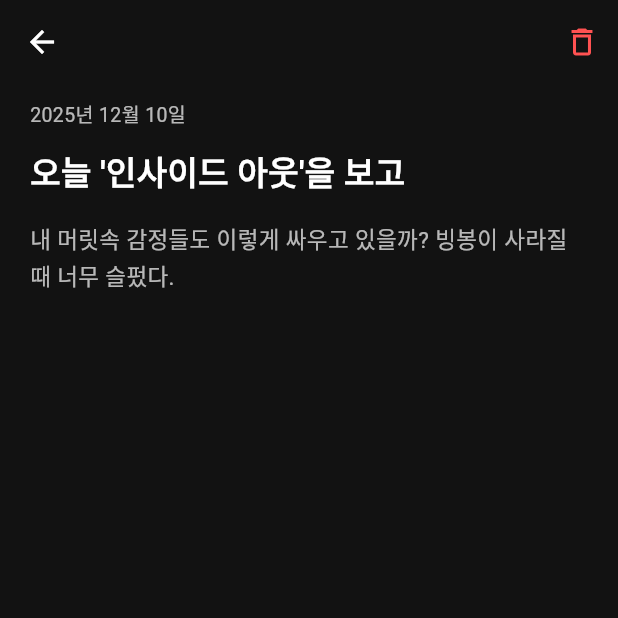
After one commit to playstyle3346/25ick, a Flutter app: the EmotionNoteScreen screen opened directly, after a tap on "오늘 '인사이드 아웃'을 보고", on a phone screen of 412 x 824 dp, the top half of it. The commit adds this screen. Run offline on Flutter 3.47's test engine with Material 3 defaults, Android fonts, the phone set to English and light mode, and no system bars; our stand-ins replace firebase_core, image_picker, shared_preferences; accounts and stored records are empty.

Commit message:
기능 정리

```diff
--- /dev/null
+++ b/lib/screens/myscene/emotion_note/emotion_note_detail_screen.dart
@@ -0,0 +1,107 @@
+import 'package:flutter/material.dart';
+import 'package:intl/intl.dart';
+import '../../../../models/models.dart';
+import '../../../../theme/app_colors.dart';
+
+class EmotionNoteDetailScreen extends StatelessWidget {
+  final EmotionNote note;
+  final VoidCallback? onDelete; // 삭제 시 목록 갱신용 콜백
+
+  const EmotionNoteDetailScreen({
+    super.key,
+    required this.note,
+    this.onDelete,
+  });
+
+  @override
+  Widget build(BuildContext context) {
+    final formattedDate = DateFormat('yyyy년 M월 d일').format(note.date);
+
+    return Scaffold(
+      backgroundColor: AppColors.background,
+      appBar: AppBar(
+        backgroundColor: AppColors.background,
+        elevation: 0,
+        leading: IconButton(
+          icon: const Icon(Icons.arrow_back, color: AppColors.textPrimary),
+          onPressed: () => Navigator.pop(context),
+        ),
+        actions: [
+          IconButton(
+            icon: const Icon(Icons.delete_outline, color: Colors.redAccent),
+            onPressed: () async {
+              final confirm = await showDialog<bool>(
+                context: context,
+                builder: (context) => AlertDialog(
+                  backgroundColor: AppColors.card,
+                  title: const Text(
+                    "노트 삭제",
+                    style: TextStyle(color: AppColors.textPrimary),
+                  ),
+                  content: const Text(
+                    "이 노트를 삭제하시겠습니까?",
+                    style: TextStyle(color: AppColors.textSecondary),
+                  ),
+                  actions: [
+                    TextButton(
+                      onPressed: () => Navigator.pop(context, false),
+                      child: const Text("취소",
+                          style: TextStyle(color: AppColors.textSecondary)),
+                    ),
+                    TextButton(
+                      onPressed: () => Navigator.pop(context, true),
+                      child: const Text("삭제",
+                          style: TextStyle(color: Colors.redAccent)),
+                    ),
+                  ],
+                ),
+              );
+
+              if (confirm == true && onDelete != null) {
+                onDelete!();
+                Navigator.pop(context); // 현재 화면 닫기
+              }
+            },
+          ),
+        ],
+      ),
+      body: Padding(
+        padding: const EdgeInsets.symmetric(horizontal: 20, vertical: 10),
+        child: Column(
+          crossAxisAlignment: CrossAxisAlignment.start,
+          children: [
+            Text(
+              formattedDate,
+              style: const TextStyle(
+                color: AppColors.textSecondary,
+                fontSize: 13,
+              ),
+            ),
+            const SizedBox(height: 12),
+            Text(
+              note.title,
+              style: const TextStyle(
+                color: AppColors.textPrimary,
+                fontSize: 22,
+                fontWeight: FontWeight.bold,
+              ),
+            ),
+            const SizedBox(height: 16),
+            Expanded(
+              child: SingleChildScrollView(
+                child: Text(
+                  note.body,
+                  style: const TextStyle(
+                    color: AppColors.textSecondary,
+                    fontSize: 15,
+                    height: 1.6,
+                  ),
+                ),
+              ),
+            ),
+          ],
+        ),
+      ),
+    );
+  }
+}
--- a/lib/screens/myscene/emotion_note/emotion_note_screen.dart
+++ b/lib/screens/myscene/emotion_note/emotion_note_screen.dart
@@ -3,6 +3,7 @@
 import '../../../../models/models.dart';
 import '../../../../theme/app_colors.dart';
 import 'add_emotion_note_screen.dart';
+import 'emotion_note_detail_screen.dart';
 
 class EmotionNoteScreen extends StatefulWidget {
   final List<EmotionNote> notes;
@@ -22,36 +23,40 @@
     _notes = List.from(widget.notes);
   }
 
+  // 새 노트 추가
   void _addNote(EmotionNote note) {
     setState(() => _notes.insert(0, note));
   }
 
-  // ✨ [추가된 기능] 노트 삭제 함수
+  // 노트 삭제
   void _deleteNote(EmotionNote note) {
     setState(() {
       _notes.remove(note);
     });
   }
 
-  // ✨ [추가된 기능] 삭제 확인 대화상자
+  // 삭제 확인 팝업
   Future<void> _showDeleteConfirmDialog(EmotionNote note) async {
     return showDialog<void>(
       context: context,
       builder: (BuildContext context) {
         return AlertDialog(
-          backgroundColor: AppColors.card, // 테마에 맞게 배경색 조정
+          backgroundColor: AppColors.card,
           title: const Text('노트 삭제', style: TextStyle(color: AppColors.textPrimary)),
-          content: const Text('이 노트를 삭제하시겠습니까?', style: TextStyle(color: AppColors.textSecondary)),
+          content: const Text('이 노트를 삭제하시겠습니까?',
+              style: TextStyle(color: AppColors.textSecondary)),
           actions: <Widget>[
             TextButton(
-              child: const Text('취소', style: TextStyle(color: AppColors.textSecondary)),
+              child: const Text('취소',
+                  style: TextStyle(color: AppColors.textSecondary)),
               onPressed: () => Navigator.of(context).pop(),
             ),
             TextButton(
-              child: const Text('삭제', style: TextStyle(color: Colors.redAccent)),
+              child: const Text('삭제',
+                  style: TextStyle(color: Colors.redAccent)),
               onPressed: () {
-                _deleteNote(note); // 삭제 실행
-                Navigator.of(context).pop(); // 팝업 닫기
+                _deleteNote(note);
+                Navigator.of(context).pop();
               },
             ),
           ],
@@ -74,7 +79,15 @@
         elevation: 0,
         iconTheme: const IconThemeData(color: AppColors.textPrimary),
       ),
-      body: ListView(
+      body: _notes.isEmpty
+          ? const Center(
+        child: Text(
+          "작성된 노트가 없습니다.\n오른쪽 아래 + 버튼으로 새 노트를 추가하세요.",
+          style: TextStyle(color: AppColors.textSecondary),
+          textAlign: TextAlign.center,
+        ),
+      )
+          : ListView(
         padding: const EdgeInsets.all(16),
         children: grouped.entries.map((entry) {
           final month = entry.key;
@@ -91,7 +104,6 @@
                 ),
               ),
               const SizedBox(height: 10),
-              // 리스트의 각 노트를 카드로 변환
               ...list.map((note) => _buildNoteCard(note)).toList(),
               const SizedBox(height: 24),
             ],
@@ -114,9 +126,23 @@
     );
   }
 
+  // 노트 카드 (상세화면 연결 포함)
   Widget _buildNoteCard(EmotionNote note) {
     final dateStr = DateFormat('yyyy년 M월 d일').format(note.date);
-    return Container(
+    return GestureDetector(
+      onTap: () async {
+        // 상세 화면으로 이동
+        await Navigator.push(
+          context,
+          MaterialPageRoute(
+            builder: (_) => EmotionNoteDetailScreen(
+              note: note,
+              onDelete: () => _deleteNote(note), // 삭제 콜백 전달
+            ),
+          ),
+        );
+      },
+      child: Container(
         margin: const EdgeInsets.only(bottom: 12),
         padding: const EdgeInsets.symmetric(horizontal: 16, vertical: 12),
         decoration: BoxDecoration(
@@ -141,19 +167,18 @@
                 ],
               ),
             ),
-          // ✨ [수정됨] 삭제 팝업 연결
             IconButton(
               icon: const Icon(Icons.more_horiz,
                   color: AppColors.textSecondary, size: 20),
-            onPressed: () {
-              _showDeleteConfirmDialog(note); // 버튼 클릭 시 삭제 팝업 호출
-            },
+              onPressed: () => _showDeleteConfirmDialog(note),
             ),
           ],
+        ),
       ),
     );
   }
 
+  // 월별 그룹핑
   Map<String, List<EmotionNote>> _groupByMonth(List<EmotionNote> notes) {
     final formatter = DateFormat('M월');
     final grouped = <String, List<EmotionNote>>{};
@@ -161,13 +186,13 @@
       final key = formatter.format(note.date);
       grouped.putIfAbsent(key, () => []).add(note);
     }
-    // 월별 정렬 (내림차순 등 필요에 따라 조정 가능)
+
+    // 월 정렬 (최신순)
     final sortedKeys = grouped.keys.toList()
       ..sort((a, b) {
-        // "10월", "9월" 같은 문자열 비교를 위해 숫자만 추출해서 비교
         int monthA = int.parse(a.replaceAll('월', ''));
         int monthB = int.parse(b.replaceAll('월', ''));
-        return monthB.compareTo(monthA); // 내림차순 (최신 월이 위로)
+        return monthB.compareTo(monthA);
       });
 
     return {for (var k in sortedKeys) k: grouped[k]!};
```
Also changed, not shown: lib/screens/main_layout.dart (+10 -0 lines). Lines whose indentation alone changed are shown as unchanged.
